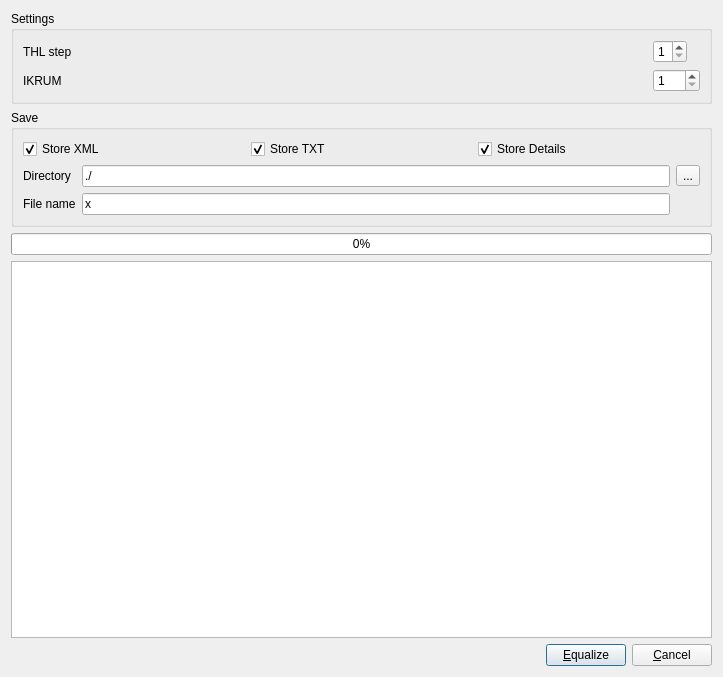
Qt form python/ui/EqualizeForm.ui (navrit/dexter) before a commit.
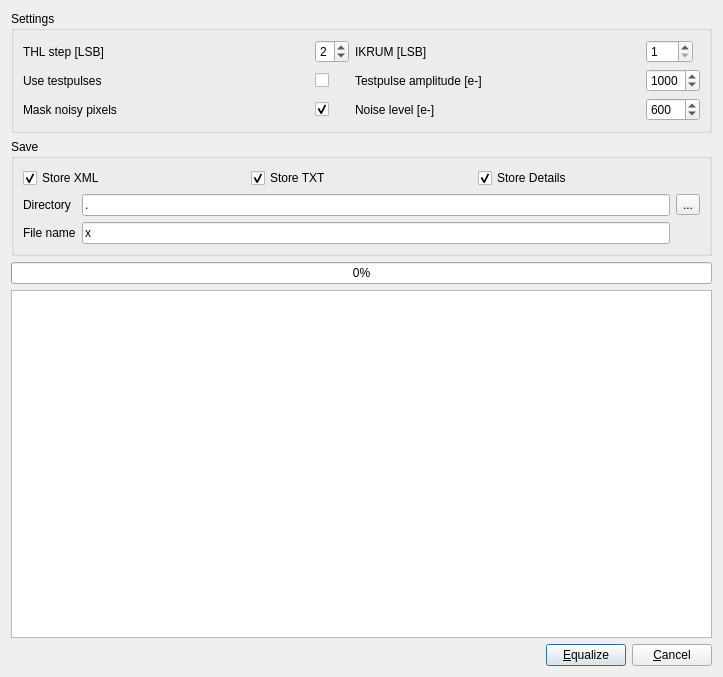
The same form after that commit.

```diff
--- a/python/ui/EqualizeForm.ui
+++ b/python/ui/EqualizeForm.ui
@@ -23,20 +23,13 @@
       <item>
        <layout class="QGridLayout" name="gridLayout">
         <item row="1" column="0">
-         <widget class="QLabel" name="label_2">
-          <property name="text">
-           <string>IKRUM</string>
-          </property>
-         </widget>
-        </item>
-        <item row="0" column="0">
          <widget class="QLabel" name="label">
           <property name="text">
-           <string>THL step</string>
+           <string>THL step [LSB]</string>
           </property>
          </widget>
         </item>
-        <item row="0" column="1">
+        <item row="1" column="1">
          <widget class="QSpinBox" name="spinTHLStep">
           <property name="sizePolicy">
            <sizepolicy hsizetype="Fixed" vsizetype="Fixed">
@@ -44,15 +37,48 @@
             <verstretch>0</verstretch>
            </sizepolicy>
           </property>
+          <property name="specialValueText">
+           <string/>
+          </property>
+          <property name="suffix">
+           <string/>
+          </property>
           <property name="minimum">
            <number>1</number>
           </property>
           <property name="maximum">
            <number>8</number>
           </property>
+          <property name="value">
+           <number>2</number>
+          </property>
          </widget>
         </item>
-        <item row="1" column="1">
+        <item row="3" column="0">
+         <widget class="QLabel" name="label_5">
+          <property name="text">
+           <string>Mask noisy pixels</string>
+          </property>
+         </widget>
+        </item>
+        <item row="2" column="3">
+         <widget class="QLabel" name="label_4">
+          <property name="text">
+           <string>Testpulse amplitude [e-]</string>
+          </property>
+         </widget>
+        </item>
+        <item row="2" column="5">
+         <widget class="QSpinBox" name="spinTPAmplitude">
+          <property name="maximum">
+           <number>2000</number>
+          </property>
+          <property name="value">
+           <number>1000</number>
+          </property>
+         </widget>
+        </item>
+        <item row="1" column="5">
          <widget class="QSpinBox" name="spinIKRUM">
           <property name="sizePolicy">
            <sizepolicy hsizetype="Fixed" vsizetype="Fixed">
@@ -68,6 +94,60 @@
           </property>
          </widget>
         </item>
+        <item row="2" column="1">
+         <widget class="QCheckBox" name="checkUseTP">
+          <property name="sizePolicy">
+           <sizepolicy hsizetype="Fixed" vsizetype="Fixed">
+            <horstretch>0</horstretch>
+            <verstretch>0</verstretch>
+           </sizepolicy>
+          </property>
+          <property name="text">
+           <string/>
+          </property>
+         </widget>
+        </item>
+        <item row="3" column="1">
+         <widget class="QCheckBox" name="checkMaskNoisy">
+          <property name="text">
+           <string/>
+          </property>
+          <property name="checked">
+           <bool>true</bool>
+          </property>
+         </widget>
+        </item>
+        <item row="1" column="3">
+         <widget class="QLabel" name="label_2">
+          <property name="text">
+           <string>IKRUM [LSB]</string>
+          </property>
+         </widget>
+        </item>
+        <item row="2" column="0">
+         <widget class="QLabel" name="label_3">
+          <property name="text">
+           <string>Use testpulses</string>
+          </property>
+         </widget>
+        </item>
+        <item row="3" column="3">
+         <widget class="QLabel" name="label_6">
+          <property name="text">
+           <string>Noise level [e-]</string>
+          </property>
+         </widget>
+        </item>
+        <item row="3" column="5">
+         <widget class="QSpinBox" name="spinNoiseLevel">
+          <property name="maximum">
+           <number>2000</number>
+          </property>
+          <property name="value">
+           <number>600</number>
+          </property>
+         </widget>
+        </item>
        </layout>
       </item>
      </layout>
@@ -135,7 +215,7 @@
         <item row="0" column="1">
          <widget class="QLineEdit" name="lineDirectory">
           <property name="text">
-           <string>./</string>
+           <string>.</string>
           </property>
          </widget>
         </item>
@@ -166,7 +246,11 @@
     </widget>
    </item>
    <item>
-    <widget class="QTextEdit" name="textEdit"/>
+    <widget class="QTextEdit" name="textEdit">
+     <property name="readOnly">
+      <bool>true</bool>
+     </property>
+    </widget>
    </item>
    <item>
     <layout class="QHBoxLayout" name="horizontalLayout">
```
